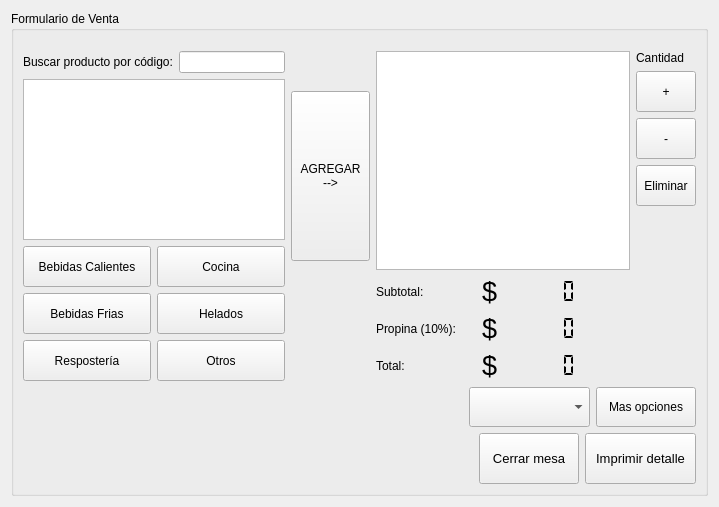
This is nostro/ventas/formulario_venta.ui in manuell12/CafeNostro as Qt 5 draws it before an edit. The edited form follows.
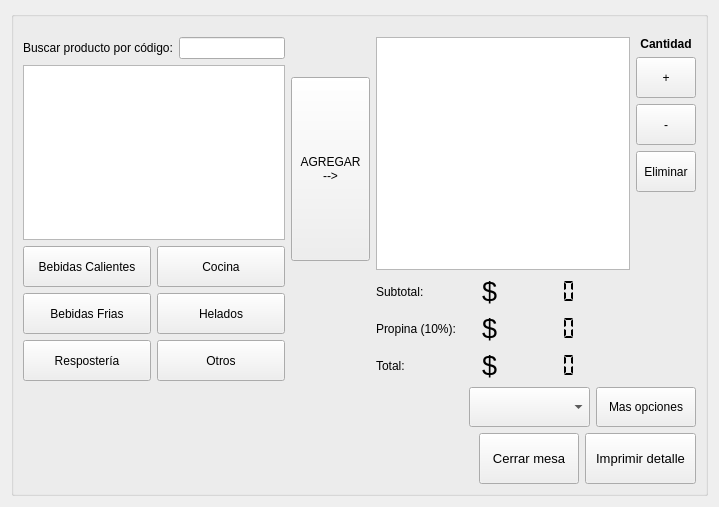
This is the edited form.

Commit message: StyleQSS login, mainwindow y QProgressWidget

```diff
--- a/nostro/ventas/formulario_venta.ui
+++ b/nostro/ventas/formulario_venta.ui
@@ -17,7 +17,7 @@
    <item>
     <widget class="QGroupBox" name="groupBox">
      <property name="title">
-      <string>Formulario de Venta</string>
+      <string/>
      </property>
      <layout class="QVBoxLayout" name="verticalLayout_4">
       <property name="topMargin">
@@ -184,7 +184,7 @@
             <item>
              <widget class="QLabel" name="label_2">
               <property name="text">
-               <string>Cantidad</string>
+               <string>&lt;html&gt;&lt;head/&gt;&lt;body&gt;&lt;p align=&quot;center&quot;&gt;&lt;span style=&quot; font-weight:600;&quot;&gt;Cantidad&lt;/span&gt;&lt;/p&gt;&lt;/body&gt;&lt;/html&gt;</string>
               </property>
              </widget>
             </item>
```
The commit also changes 26 other files.
